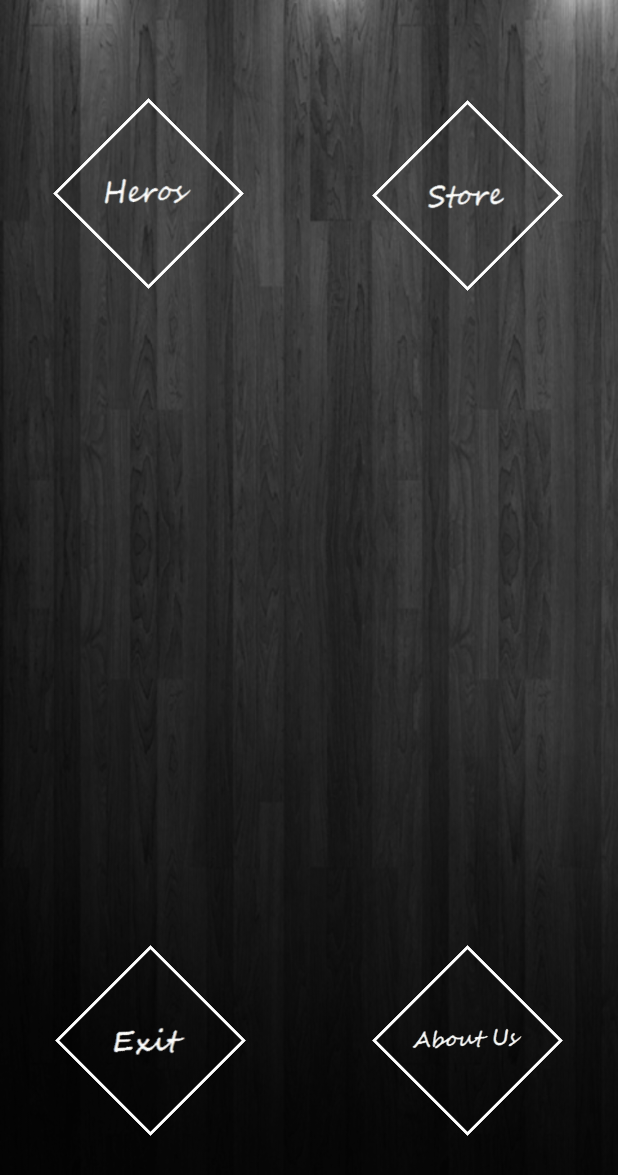
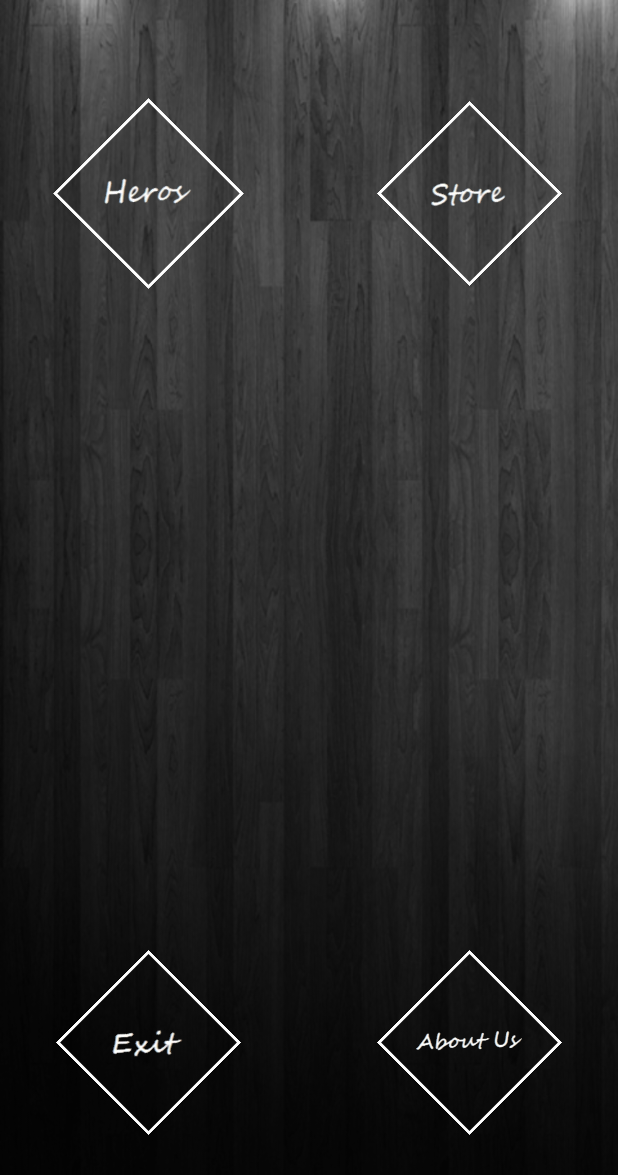
Before and after one commit to mostafazamani/Dota, an Android app: the screen it shows after launch (MainActivity), on a phone screen of 412 x 824 dp. Shown: the top 1175 px of the screen. Run offline under Robolectric (Android 15) with nearby library versions, the phone set to English and light mode, and no system bars; our stand-ins replace Volley; network calls fail.

Commit message:
the end fucking layout last

```diff
--- a/app/src/main/res/layout-normal/activity_main.xml
+++ b/app/src/main/res/layout-normal/activity_main.xml
@@ -4,6 +4,7 @@
     android:id="@+id/main_layout"
     android:layout_width="match_parent"
     android:layout_height="match_parent"
+
     android:background="@drawable/wall_medium"
     tools:context="com.ba.dota.MainActivity">
 
@@ -12,13 +13,11 @@
         android:layout_height="wrap_content"
         android:layout_marginTop="30dp"
         android:layout_marginBottom="30dp"
-        android:padding="30dp"
-        android:layout_centerVertical="true"
-        android:layout_centerHorizontal="true">
+        android:padding="30dp">
 
         <RelativeLayout
-            android:layout_width="wrap_content"
-            android:layout_height="wrap_content"
+            android:layout_width="138dp"
+            android:layout_height="138dp"
             android:layout_alignParentTop="true"
             android:layout_alignParentStart="true"
 
@@ -38,8 +37,8 @@
 
 
         <RelativeLayout
-            android:layout_width="wrap_content"
-            android:layout_height="wrap_content"
+            android:layout_width="138dp"
+            android:layout_height="138dp"
             android:layout_alignParentTop="true"
             android:layout_alignParentEnd="true">
             <Button
@@ -58,8 +57,8 @@
 
 
         <RelativeLayout
-            android:layout_width="wrap_content"
-            android:layout_height="wrap_content"
+            android:layout_width="138dp"
+            android:layout_height="138dp"
             android:layout_alignParentBottom="true"
             android:layout_alignParentStart="true"
             >
@@ -75,8 +74,8 @@
         </RelativeLayout>
 
         <RelativeLayout
-            android:layout_width="wrap_content"
-            android:layout_height="wrap_content"
+            android:layout_width="138dp"
+            android:layout_height="138dp"
             android:layout_alignParentEnd="true"
             android:layout_alignParentBottom="true">
 
```
